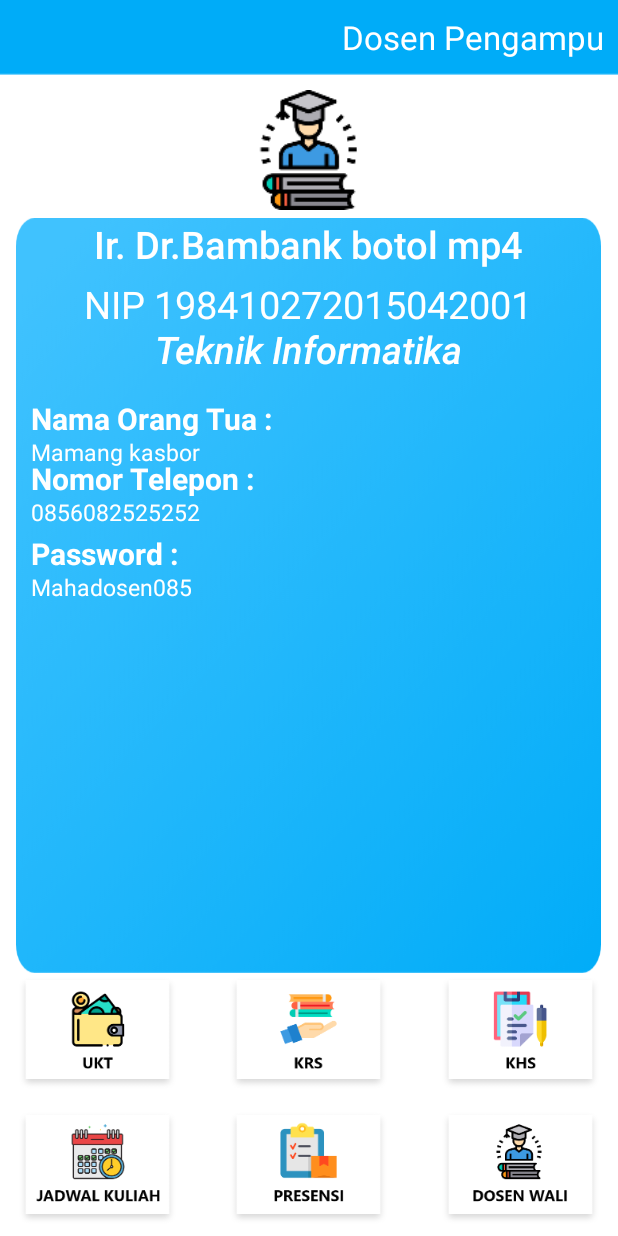
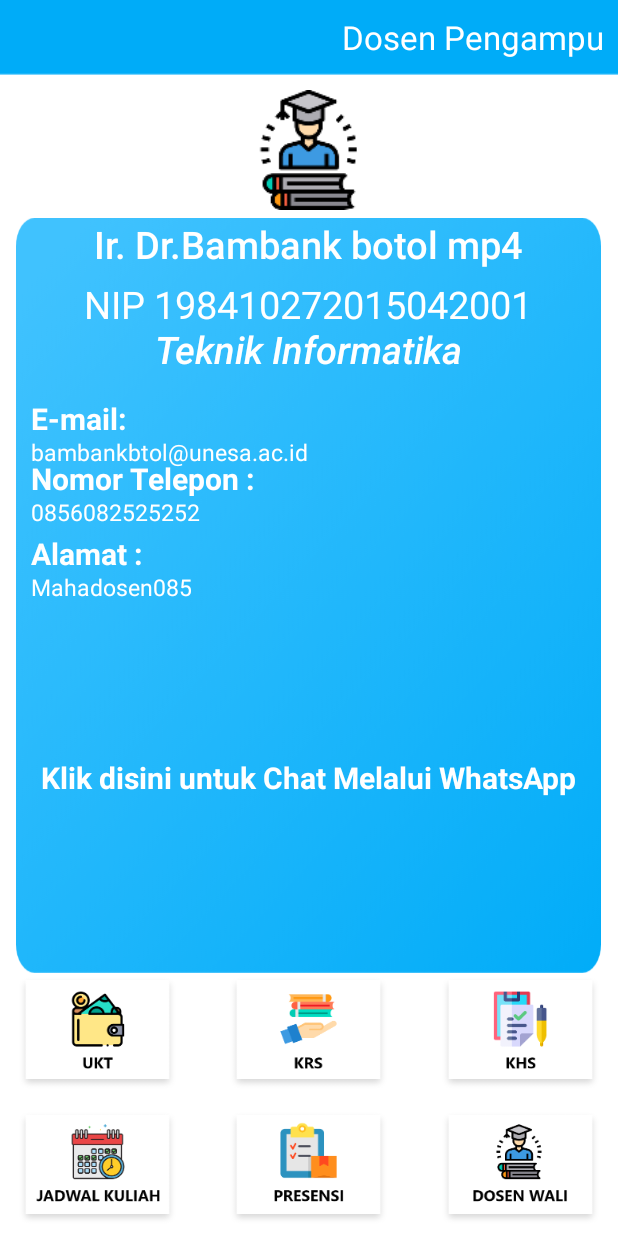
Before and after one commit to natanaelcr/informaticlinks, an Android app: the mahadosen screen opened directly, with no data from a screen before it, on a phone screen of 412 x 824 dp. Run offline under Robolectric (Android 15) with nearby library versions, the phone set to English and light mode, and no system bars.

Commit message:
UI SELESAI YA BUJANK

```diff
--- a/app/src/main/res/layout/activity_mahadosen.xml
+++ b/app/src/main/res/layout/activity_mahadosen.xml
@@ -72,7 +72,7 @@
             android:layout_width="match_parent"
             android:layout_height="25dp"
             android:layout_marginStart="10dp"
-            android:text="Nama Orang Tua : "
+            android:text="E-mail: "
             android:textStyle="bold"
             android:textColor="@color/TextAtas"
             android:textSize="20sp"/>
@@ -81,7 +81,7 @@
             android:layout_width="match_parent"
             android:layout_height="25dp"
             android:layout_marginStart="10dp"
-            android:text="Mamang kasbor"
+            android:text="bambankbtol@unesa.ac.id"
             android:textColor="@color/TextAtas"
             android:textSize="15sp"/>
         <TextView
@@ -106,18 +106,34 @@
             android:layout_width="match_parent"
             android:layout_height="25dp"
             android:layout_marginStart="10dp"
-            android:text="Password : "
+            android:text="Alamat : "
             android:textStyle="bold"
             android:textColor="@color/TextAtas"
             android:textSize="20sp"/>
         <TextView
+            android:id="@+id/alamatpalsu"
             android:layout_marginTop="235dp"
             android:layout_width="match_parent"
-            android:layout_height="25dp"
+            android:layout_height="95dp"
+            android:layout_marginEnd="10dp"
             android:layout_marginStart="10dp"
             android:text="Mahadosen085"
             android:textColor="@color/TextAtas"
             android:textSize="15sp"/>
+        <TextView
+            android:gravity="center"
+            android:layout_below="@+id/alamatpalsu"
+            android:layout_width="match_parent"
+            android:layout_marginTop="20dp"
+            android:layout_height="45dp"
+            android:linksClickable="true"
+            android:textStyle="bold"
+            android:backgroundTint="@color/TextAtas"
+            android:layout_marginEnd="10dp"
+            android:layout_marginStart="10dp"
+            android:text="Klik disini untuk Chat Melalui WhatsApp"
+            android:textColor="@color/TextAtas"
+            android:textSize="20sp"/>
     </RelativeLayout>
 
     <RelativeLayout
--- a/app/src/main/res/layout/activity_profile.xml
+++ b/app/src/main/res/layout/activity_profile.xml
@@ -13,7 +13,7 @@
         android:layout_alignParentTop="true"
         android:background="@drawable/tabataszoke">
         <ImageButton
-            android:layout_width="100dp"
+            android:layout_width="80dp"
             android:layout_height="40dp"
             android:layout_centerInParent="true"
             android:layout_marginStart="5dp"
@@ -31,6 +31,7 @@
         android:background="@drawable/userpropel"/>
 
     <RelativeLayout
+        android:layout_above="@+id/bwhbwhmenu"
         android:layout_below="@+id/buruhtanimahasiswa"
         android:layout_width="390dp"
         android:layout_height="370dp"
@@ -120,6 +121,7 @@
     </RelativeLayout>
 
     <RelativeLayout
+        android:id="@+id/bwhbwhmenu"
         android:layout_above="@+id/bwh_menu"
         android:paddingEnd="10dp"
         android:paddingStart="10dp"
```
